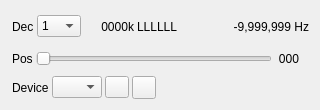
Qt form plugins/channelrx/localsink/localsinkgui.ui (f4exb/sdrangel) before a commit.
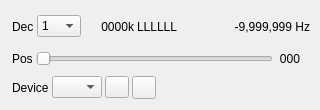
The same form after that commit. Icons and pictures are not drawn. Custom widgets are drawn as their Qt base class.

Commit message: Set window width to account for miniumum width required for visible rollups.

Diff of the .ui file:
```diff
--- a/plugins/channelrx/localsink/localsinkgui.ui
+++ b/plugins/channelrx/localsink/localsinkgui.ui
@@ -11,7 +11,7 @@
    </rect>
   </property>
   <property name="sizePolicy">
-   <sizepolicy hsizetype="Fixed" vsizetype="Fixed">
+   <sizepolicy hsizetype="Expanding" vsizetype="Fixed">
     <horstretch>0</horstretch>
     <verstretch>0</verstretch>
    </sizepolicy>
@@ -42,10 +42,16 @@
     <rect>
      <x>10</x>
      <y>10</y>
-     <width>301</width>
+     <width>302</width>
      <height>91</height>
     </rect>
    </property>
+   <property name="minimumSize">
+    <size>
+     <width>302</width>
+     <height>0</height>
+    </size>
+   </property>
    <property name="windowTitle">
     <string>Settings</string>
    </property>
```
The commit also changes 41 other files.
